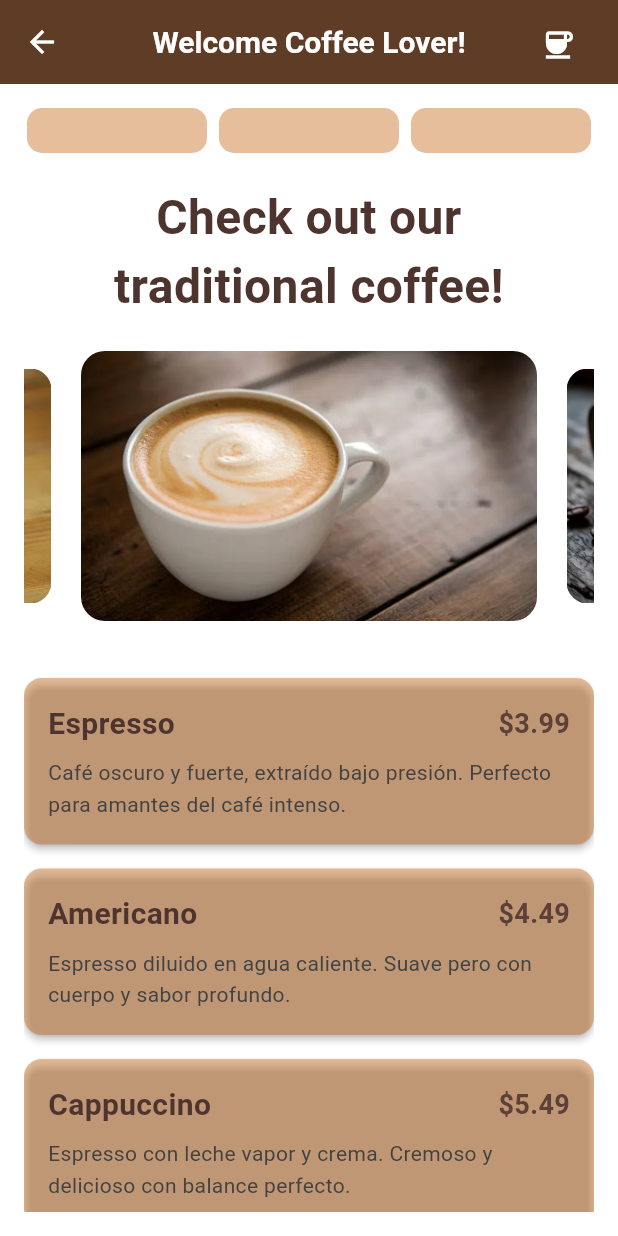
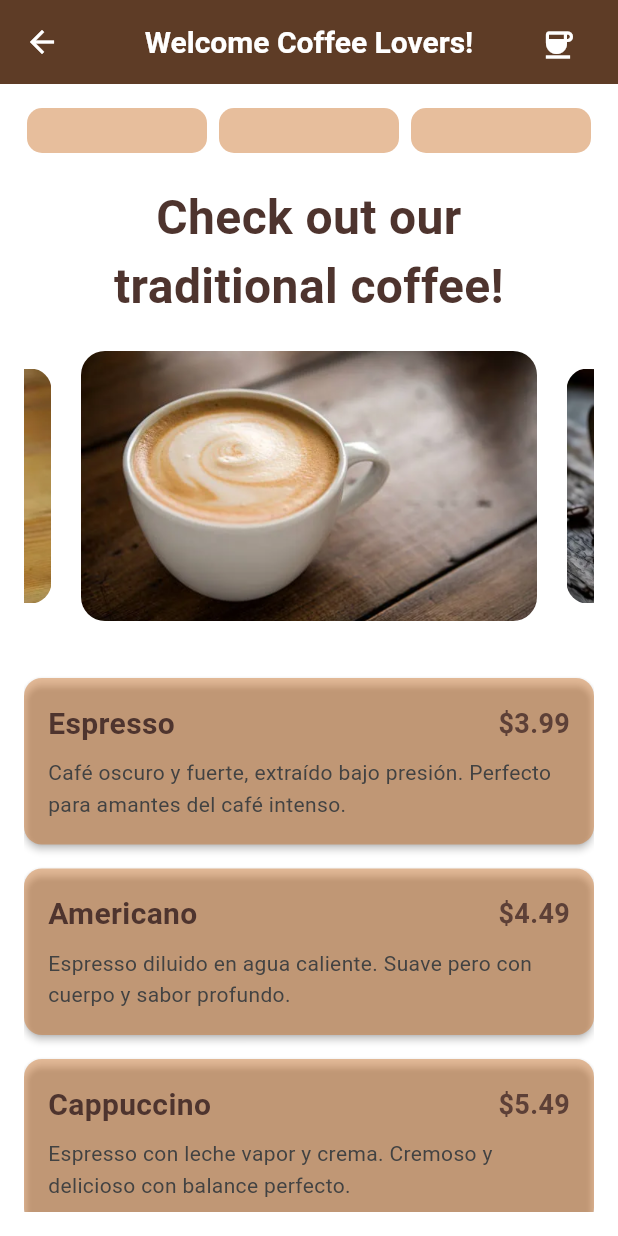
Before and after one commit to lunaaguirrericardo-stack/coffe_app, a Flutter app: the PickUpScreen screen opened directly, on a phone screen of 412 x 824 dp. Run offline on Flutter 3.47's test engine with Material 3 defaults, Android fonts, the phone set to English and light mode, and no system bars; drawn by our look-alikes of carousel_slider.

Commit message:
update title

```diff
--- a/lib/screens/pick_up_screen.dart
+++ b/lib/screens/pick_up_screen.dart
@@ -17,7 +17,7 @@ class _PickUpScreenState extends State<PickUpScreen> {
   Widget build(BuildContext context) {
     return Scaffold(
       appBar: AppBarStyles.coffeeAppBar(
-        title: 'Welcome Coffee Lover!',
+        title: 'Welcome Coffee Lovers!',
         actions: [
           Padding(
             padding: const EdgeInsets.only(right: 28, top: 4.0),
```
